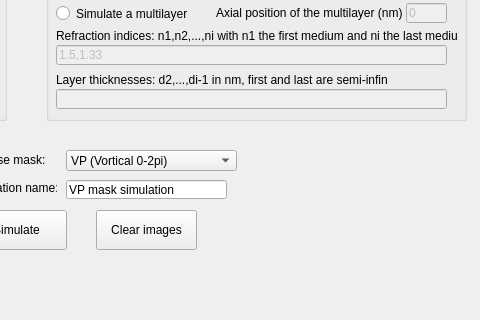
Qt form PyFocus/front_end.ui (fcaprile/PyFocus) before a commit; both pictures show x 274 to 754 and y 220 to 540 of the 754 by 651 pixel window.
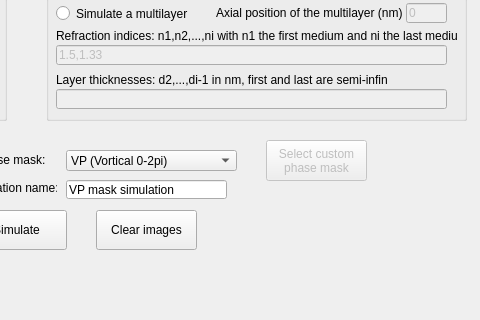
The same form after that commit.

Commit message: fixed mask defining window on console

```diff
--- a/PyFocus/front_end.ui
+++ b/PyFocus/front_end.ui
@@ -820,6 +820,23 @@
      <string>Save amplitudes on the XY plane:</string>
     </property>
    </widget>
+   <widget class="QPushButton" name="pushButton_7">
+    <property name="enabled">
+     <bool>false</bool>
+    </property>
+    <property name="geometry">
+     <rect>
+      <x>540</x>
+      <y>360</y>
+      <width>101</width>
+      <height>41</height>
+     </rect>
+    </property>
+    <property name="text">
+     <string>Select custom
+phase mask</string>
+    </property>
+   </widget>
    <zorder>groupBox</zorder>
    <zorder>pushButton</zorder>
    <zorder>pushButton_2</zorder>
```
Left out of the diff: 1 changed line with no effect on the pictures. The commit also changes 19 other files.
